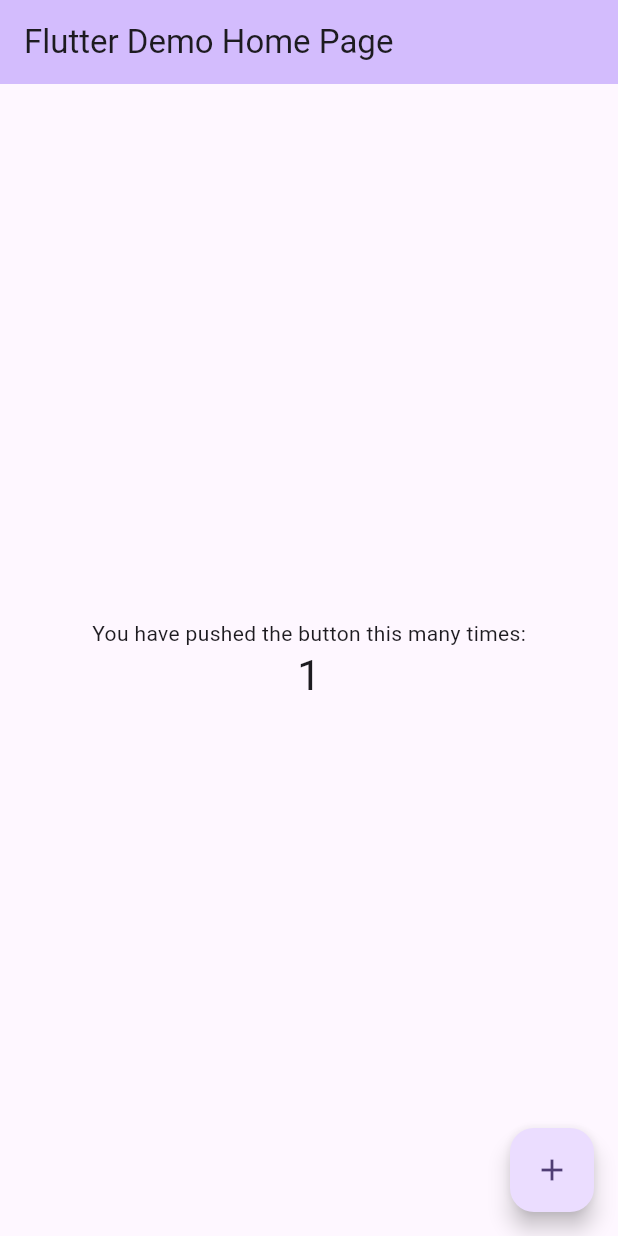
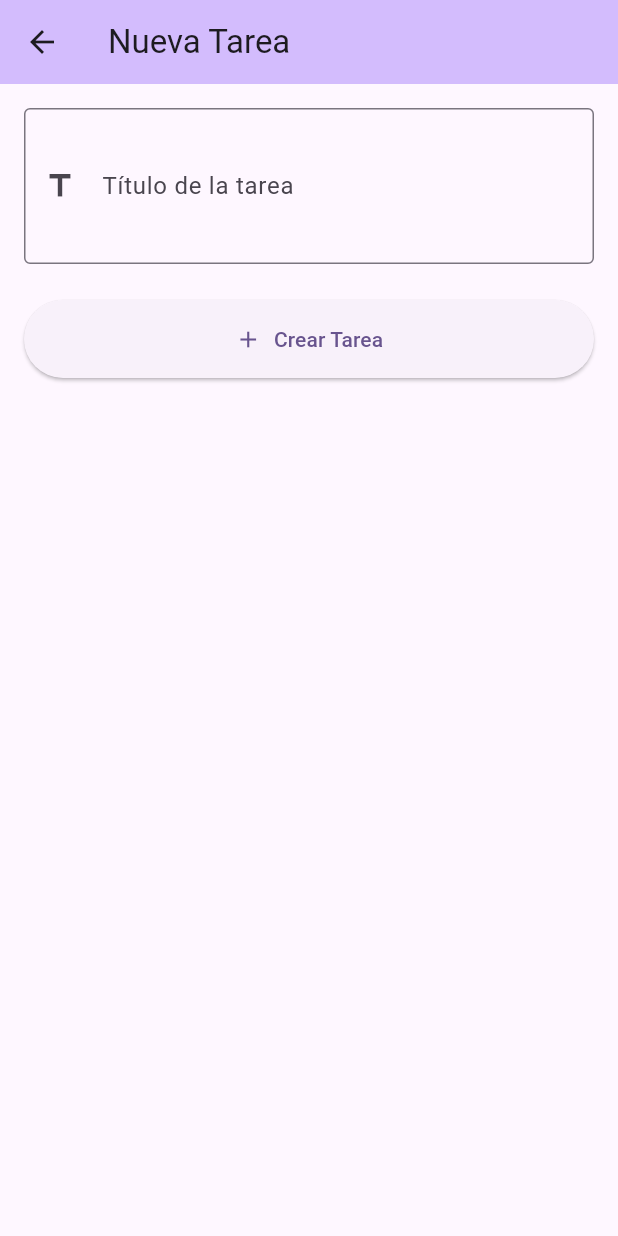
Before and after one commit to camiloMena259/taller_final_moviles, a Flutter app: the screen it shows after launch, after a tap on the "add" icon, on a phone screen of 412 x 824 dp. Run offline on Flutter 3.47's test engine with Material 3 defaults, Android fonts, the phone set to English and light mode, and no system bars; our stand-ins replace connectivity_plus, flutter_riverpod, sqflite; accounts and stored records are empty; network calls fail.

Commit message:
feat: Implementar interfaz de usuario completa
- Crear HomeScreen con lista de tareas y filtros
- Implementar TaskListItem con checkbox, edición y eliminación por swipe
- Crear TaskFormScreen para crear/editar tareas con validación
- Agregar SyncStatusIndicator para mostrar estado de sincronización
- Configurar ProviderScope en main.dart
- Implementar RefreshIndicator para pull-to-refresh
- Agregar estados vacíos y manejo de errores con UI apropiada

```diff
--- a/lib/main.dart
+++ b/lib/main.dart
@@ -1,122 +1,32 @@
 import 'package:flutter/material.dart';
+import 'package:flutter_riverpod/flutter_riverpod.dart';
+
+import 'presentation/screens/home_screen.dart';
 
 void main() {
-  runApp(const MyApp());
+  runApp(
+    const ProviderScope(
+      child: MyApp(),
+    ),
+  );
 }
 
 class MyApp extends StatelessWidget {
   const MyApp({super.key});
 
-  // This widget is the root of your application.
   @override
   Widget build(BuildContext context) {
     return MaterialApp(
-      title: 'Flutter Demo',
+      title: 'To-Do List',
+      debugShowCheckedModeBanner: false,
       theme: ThemeData(
-        // This is the theme of your application.
-        //
-        // TRY THIS: Try running your application with "flutter run". You'll see
-        // the application has a purple toolbar. Then, without quitting the app,
-        // try changing the seedColor in the colorScheme below to Colors.green
-        // and then invoke "hot reload" (save your changes or press the "hot
-        // reload" button in a Flutter-supported IDE, or press "r" if you used
-        // the command line to start the app).
-        //
-        // Notice that the counter didn't reset back to zero; the application
-        // state is not lost during the reload. To reset the state, use hot
-        // restart instead.
-        //
-        // This works for code too, not just values: Most code changes can be
-        // tested with just a hot reload.
-        colorScheme: ColorScheme.fromSeed(seedColor: Colors.deepPurple),
+        colorScheme: ColorScheme.fromSeed(
+          seedColor: Colors.deepPurple,
+          brightness: Brightness.light,
+        ),
+        useMaterial3: true,
       ),
-      home: const MyHomePage(title: 'Flutter Demo Home Page'),
+      home: const HomeScreen(),
     );
   }
 }
-
-class MyHomePage extends StatefulWidget {
-  const MyHomePage({super.key, required this.title});
-
-  // This widget is the home page of your application. It is stateful, meaning
-  // that it has a State object (defined below) that contains fields that affect
-  // how it looks.
-
-  // This class is the configuration for the state. It holds the values (in this
-  // case the title) provided by the parent (in this case the App widget) and
-  // used by the build method of the State. Fields in a Widget subclass are
-  // always marked "final".
-
-  final String title;
-
-  @override
-  State<MyHomePage> createState() => _MyHomePageState();
-}
-
-class _MyHomePageState extends State<MyHomePage> {
-  int _counter = 0;
-
-  void _incrementCounter() {
-    setState(() {
-      // This call to setState tells the Flutter framework that something has
-      // changed in this State, which causes it to rerun the build method below
-      // so that the display can reflect the updated values. If we changed
-      // _counter without calling setState(), then the build method would not be
-      // called again, and so nothing would appear to happen.
-      _counter++;
-    });
-  }
-
-  @override
-  Widget build(BuildContext context) {
-    // This method is rerun every time setState is called, for instance as done
-    // by the _incrementCounter method above.
-    //
-    // The Flutter framework has been optimized to make rerunning build methods
-    // fast, so that you can just rebuild anything that needs updating rather
-    // than having to individually change instances of widgets.
-    return Scaffold(
-      appBar: AppBar(
-        // TRY THIS: Try changing the color here to a specific color (to
-        // Colors.amber, perhaps?) and trigger a hot reload to see the AppBar
-        // change color while the other colors stay the same.
-        backgroundColor: Theme.of(context).colorScheme.inversePrimary,
-        // Here we take the value from the MyHomePage object that was created by
-        // the App.build method, and use it to set our appbar title.
-        title: Text(widget.title),
-      ),
-      body: Center(
-        // Center is a layout widget. It takes a single child and positions it
-        // in the middle of the parent.
-        child: Column(
-          // Column is also a layout widget. It takes a list of children and
-          // arranges them vertically. By default, it sizes itself to fit its
-          // children horizontally, and tries to be as tall as its parent.
-          //
-          // Column has various properties to control how it sizes itself and
-          // how it positions its children. Here we use mainAxisAlignment to
-          // center the children vertically; the main axis here is the vertical
-          // axis because Columns are vertical (the cross axis would be
-          // horizontal).
-          //
-          // TRY THIS: Invoke "debug painting" (choose the "Toggle Debug Paint"
-          // action in the IDE, or press "p" in the console), to see the
-          // wireframe for each widget.
-          mainAxisAlignment: MainAxisAlignment.center,
-          children: <Widget>[
-            const Text('You have pushed the button this many times:'),
-            Text(
-              '$_counter',
-              style: Theme.of(context).textTheme.headlineMedium,
-            ),
-          ],
-        ),
-      ),
-      floatingActionButton: FloatingActionButton(
-        onPressed: _incrementCounter,
-        tooltip: 'Increment',
-        child: const Icon(Icons.add),
-      ), // This trailing comma makes auto-formatting nicer for build methods.
-    );
-  }
-}
--- /dev/null
+++ b/lib/presentation/screens/home_screen.dart
@@ -0,0 +1,207 @@
+import 'package:flutter/material.dart';
+import 'package:flutter_riverpod/flutter_riverpod.dart';
+
+import '../providers/task_providers.dart';
+import '../widgets/task_list_item.dart';
+import '../widgets/sync_status_indicator.dart';
+import 'task_form_screen.dart';
+
+/// Pantalla principal que muestra la lista de tareas
+class HomeScreen extends ConsumerWidget {
+  const HomeScreen({super.key});
+
+  @override
+  Widget build(BuildContext context, WidgetRef ref) {
+    final tasksAsync = ref.watch(tasksWithRefreshProvider);
+    final currentFilter = ref.watch(taskFilterProvider);
+    final syncNow = ref.read(syncNowProvider);
+
+    return Scaffold(
+      appBar: AppBar(
+        title: const Text('Mis Tareas'),
+        backgroundColor: Theme.of(context).colorScheme.inversePrimary,
+        actions: [
+          // Indicador de estado de sincronización
+          const SyncStatusIndicator(),
+
+          // Botón de sincronización manual
+          IconButton(
+            icon: const Icon(Icons.sync),
+            onPressed: () async {
+              try {
+                await syncNow();
+                if (context.mounted) {
+                  ScaffoldMessenger.of(context).showSnackBar(
+                    const SnackBar(
+                      content: Text('Sincronización completada'),
+                      backgroundColor: Colors.green,
+                    ),
+                  );
+                }
+              } catch (e) {
+                if (context.mounted) {
+                  ScaffoldMessenger.of(context).showSnackBar(
+                    SnackBar(
+                      content: Text('Error al sincronizar: $e'),
+                      backgroundColor: Colors.red,
+                    ),
+                  );
+                }
+              }
+            },
+            tooltip: 'Sincronizar ahora',
+          ),
+        ],
+        bottom: PreferredSize(
+          preferredSize: const Size.fromHeight(56),
+          child: _FilterChips(currentFilter: currentFilter),
+        ),
+      ),
+      body: tasksAsync.when(
+        data: (tasks) {
+          if (tasks.isEmpty) {
+            return _EmptyState(filter: currentFilter);
+          }
+
+          return RefreshIndicator(
+            onRefresh: () async {
+              ref.read(refreshTasksProvider.notifier).state++;
+              await Future.delayed(const Duration(milliseconds: 500));
+            },
+            child: ListView.builder(
+              itemCount: tasks.length,
+              padding: const EdgeInsets.all(8),
+              itemBuilder: (context, index) {
+                return TaskListItem(task: tasks[index]);
+              },
+            ),
+          );
+        },
+        loading: () => const Center(
+          child: CircularProgressIndicator(),
+        ),
+        error: (error, stack) => Center(
+          child: Column(
+            mainAxisAlignment: MainAxisAlignment.center,
+            children: [
+              const Icon(
+                Icons.error_outline,
+                size: 64,
+                color: Colors.red,
+              ),
+              const SizedBox(height: 16),
+              Text(
+                'Error al cargar tareas',
+                style: Theme.of(context).textTheme.titleLarge,
+              ),
+              const SizedBox(height: 8),
+              Text(
+                error.toString(),
+                textAlign: TextAlign.center,
+                style: Theme.of(context).textTheme.bodyMedium,
+              ),
+              const SizedBox(height: 16),
+              ElevatedButton.icon(
+                onPressed: () {
+                  ref.read(refreshTasksProvider.notifier).state++;
+                },
+                icon: const Icon(Icons.refresh),
+                label: const Text('Reintentar'),
+              ),
+            ],
+          ),
+        ),
+      ),
+      floatingActionButton: FloatingActionButton(
+        onPressed: () {
+          Navigator.of(context).push(
+            MaterialPageRoute(
+              builder: (context) => const TaskFormScreen(),
+            ),
+          );
+        },
+        tooltip: 'Agregar tarea',
+        child: const Icon(Icons.add),
+      ),
+    );
+  }
+}
+
+/// Widget de chips de filtro
+class _FilterChips extends ConsumerWidget {
+  final TaskFilter currentFilter;
+
+  const _FilterChips({required this.currentFilter});
+
+  @override
+  Widget build(BuildContext context, WidgetRef ref) {
+    return Container(
+      padding: const EdgeInsets.symmetric(horizontal: 16, vertical: 8),
+      child: Row(
+        children: TaskFilter.values.map((filter) {
+          return Padding(
+            padding: const EdgeInsets.only(right: 8),
+            child: FilterChip(
+              label: Text(filter.displayName),
+              selected: currentFilter == filter,
+              onSelected: (selected) {
+                if (selected) {
+                  ref.read(taskFilterProvider.notifier).state = filter;
+                }
+              },
+            ),
+          );
+        }).toList(),
+      ),
+    );
+  }
+}
+
+/// Widget de estado vacío
+class _EmptyState extends StatelessWidget {
+  final TaskFilter filter;
+
+  const _EmptyState({required this.filter});
+
+  @override
+  Widget build(BuildContext context) {
+    String message;
+    IconData icon;
+
+    switch (filter) {
+      case TaskFilter.all:
+        message = 'No tienes tareas aún.\n¡Crea tu primera tarea!';
+        icon = Icons.inbox_outlined;
+        break;
+      case TaskFilter.pending:
+        message = '¡Genial! No tienes tareas pendientes.';
+        icon = Icons.check_circle_outline;
+        break;
+      case TaskFilter.completed:
+        message = 'No has completado ninguna tarea aún.';
+        icon = Icons.assignment_outlined;
+        break;
+    }
+
+    return Center(
+      child: Column(
+        mainAxisAlignment: MainAxisAlignment.center,
+        children: [
+          Icon(
+            icon,
+            size: 100,
+            color: Colors.grey[400],
+          ),
+          const SizedBox(height: 24),
+          Text(
+            message,
+            textAlign: TextAlign.center,
+            style: Theme.of(context).textTheme.titleMedium?.copyWith(
+                  color: Colors.grey[600],
+                ),
+          ),
+        ],
+      ),
+    );
+  }
+}
--- /dev/null
+++ b/lib/presentation/screens/task_form_screen.dart
@@ -0,0 +1,172 @@
+import 'package:flutter/material.dart';
+import 'package:flutter_riverpod/flutter_riverpod.dart';
+
+import '../../domain/models/task.dart';
+import '../providers/task_providers.dart';
+
+/// Pantalla para crear o editar una tarea
+class TaskFormScreen extends ConsumerStatefulWidget {
+  final Task? task;
+
+  const TaskFormScreen({super.key, this.task});
+
+  @override
+  ConsumerState<TaskFormScreen> createState() => _TaskFormScreenState();
+}
+
+class _TaskFormScreenState extends ConsumerState<TaskFormScreen> {
+  final _formKey = GlobalKey<FormState>();
+  final _titleController = TextEditingController();
+  bool _isLoading = false;
+
+  @override
+  void initState() {
+    super.initState();
+    if (widget.task != null) {
+      _titleController.text = widget.task!.title;
+    }
+  }
+
+  @override
+  void dispose() {
+    _titleController.dispose();
+    super.dispose();
+  }
+
+  Future<void> _saveTask() async {
+    if (!_formKey.currentState!.validate()) {
+      return;
+    }
+
+    setState(() {
+      _isLoading = true;
+    });
+
+    try {
+      if (widget.task == null) {
+        // Crear nueva tarea
+        final createTask = ref.read(createTaskProvider);
+        await createTask(_titleController.text.trim());
+
+        if (mounted) {
+          Navigator.of(context).pop();
+          ScaffoldMessenger.of(context).showSnackBar(
+            const SnackBar(
+              content: Text('Tarea creada exitosamente'),
+              backgroundColor: Colors.green,
+            ),
+          );
+        }
+      } else {
+        // Actualizar tarea existente
+        final updateTask = ref.read(updateTaskProvider);
+        final updatedTask = widget.task!.copyWith(
+          title: _titleController.text.trim(),
+        );
+        await updateTask(updatedTask);
+
+        if (mounted) {
+          Navigator.of(context).pop();
+          ScaffoldMessenger.of(context).showSnackBar(
+            const SnackBar(
+              content: Text('Tarea actualizada exitosamente'),
+              backgroundColor: Colors.green,
+            ),
+          );
+        }
+      }
+    } catch (e) {
+      if (mounted) {
+        ScaffoldMessenger.of(context).showSnackBar(
+          SnackBar(
+            content: Text('Error: $e'),
+            backgroundColor: Colors.red,
+          ),
+        );
+      }
+    } finally {
+      if (mounted) {
+        setState(() {
+          _isLoading = false;
+        });
+      }
+    }
+  }
+
+  @override
+  Widget build(BuildContext context) {
+    final isEditing = widget.task != null;
+
+    return Scaffold(
+      appBar: AppBar(
+        title: Text(isEditing ? 'Editar Tarea' : 'Nueva Tarea'),
+        backgroundColor: Theme.of(context).colorScheme.inversePrimary,
+      ),
+      body: Padding(
+        padding: const EdgeInsets.all(16.0),
+        child: Form(
+          key: _formKey,
+          child: Column(
+            crossAxisAlignment: CrossAxisAlignment.stretch,
+            children: [
+              TextFormField(
+                controller: _titleController,
+                decoration: const InputDecoration(
+                  labelText: 'Título de la tarea',
+                  hintText: 'Ingresa el título de la tarea',
+                  border: OutlineInputBorder(),
+                  prefixIcon: Icon(Icons.title),
+                ),
+                maxLines: 3,
+                textCapitalization: TextCapitalization.sentences,
+                validator: (value) {
+                  if (value == null || value.trim().isEmpty) {
+                    return 'El título no puede estar vacío';
+                  }
+                  if (value.trim().length < 3) {
+                    return 'El título debe tener al menos 3 caracteres';
+                  }
+                  return null;
+                },
+                enabled: !_isLoading,
+              ),
+              const SizedBox(height: 24),
+              ElevatedButton.icon(
+                onPressed: _isLoading ? null : _saveTask,
+                icon: _isLoading
+                    ? const SizedBox(
+                        width: 20,
+                        height: 20,
+                        child: CircularProgressIndicator(
+                          strokeWidth: 2,
+                          valueColor: AlwaysStoppedAnimation<Color>(Colors.white),
+                        ),
+                      )
+                    : Icon(isEditing ? Icons.save : Icons.add),
+                label: Text(
+                  _isLoading
+                      ? 'Guardando...'
+                      : (isEditing ? 'Guardar Cambios' : 'Crear Tarea'),
+                ),
+                style: ElevatedButton.styleFrom(
+                  padding: const EdgeInsets.all(16),
+                ),
+              ),
+              if (isEditing) ...[
+                const SizedBox(height: 12),
+                OutlinedButton.icon(
+                  onPressed: _isLoading ? null : () => Navigator.of(context).pop(),
+                  icon: const Icon(Icons.cancel),
+                  label: const Text('Cancelar'),
+                  style: OutlinedButton.styleFrom(
+                    padding: const EdgeInsets.all(16),
+                  ),
+                ),
+              ],
+            ],
+          ),
+        ),
+      ),
+    );
+  }
+}
--- /dev/null
+++ b/lib/presentation/widgets/sync_status_indicator.dart
@@ -0,0 +1,68 @@
+import 'package:flutter/material.dart';
+import 'package:flutter_riverpod/flutter_riverpod.dart';
+
+import '../providers/task_providers.dart';
+
+/// Indicador del estado de sincronización
+class SyncStatusIndicator extends ConsumerWidget {
+  const SyncStatusIndicator({super.key});
+
+  @override
+  Widget build(BuildContext context, WidgetRef ref) {
+    final pendingOpsAsync = ref.watch(pendingOperationsCountProvider);
+
+    return pendingOpsAsync.when(
+      data: (count) {
+        if (count == 0) {
+          return const Padding(
+            padding: EdgeInsets.symmetric(horizontal: 8),
+            child: Icon(
+              Icons.cloud_done,
+              color: Colors.green,
+            ),
+          );
+        }
+
+        return Padding(
+          padding: const EdgeInsets.symmetric(horizontal: 8),
+          child: Row(
+            mainAxisSize: MainAxisSize.min,
+            children: [
+              const SizedBox(
+                width: 16,
+                height: 16,
+                child: CircularProgressIndicator(
+                  strokeWidth: 2,
+                  valueColor: AlwaysStoppedAnimation<Color>(Colors.orange),
+                ),
+              ),
+              const SizedBox(width: 4),
+              Text(
+                '$count',
+                style: const TextStyle(
+                  color: Colors.orange,
+                  fontWeight: FontWeight.bold,
+                ),
+              ),
+            ],
+          ),
+        );
+      },
+      loading: () => const Padding(
+        padding: EdgeInsets.symmetric(horizontal: 8),
+        child: SizedBox(
+          width: 16,
+          height: 16,
+          child: CircularProgressIndicator(strokeWidth: 2),
+        ),
+      ),
+      error: (_, __) => const Padding(
+        padding: EdgeInsets.symmetric(horizontal: 8),
+        child: Icon(
+          Icons.cloud_off,
+          color: Colors.red,
+        ),
+      ),
+    );
+  }
+}
```
Also changed, not shown: lib/presentation/widgets/task_list_item.dart (added, +130 -0 lines).
